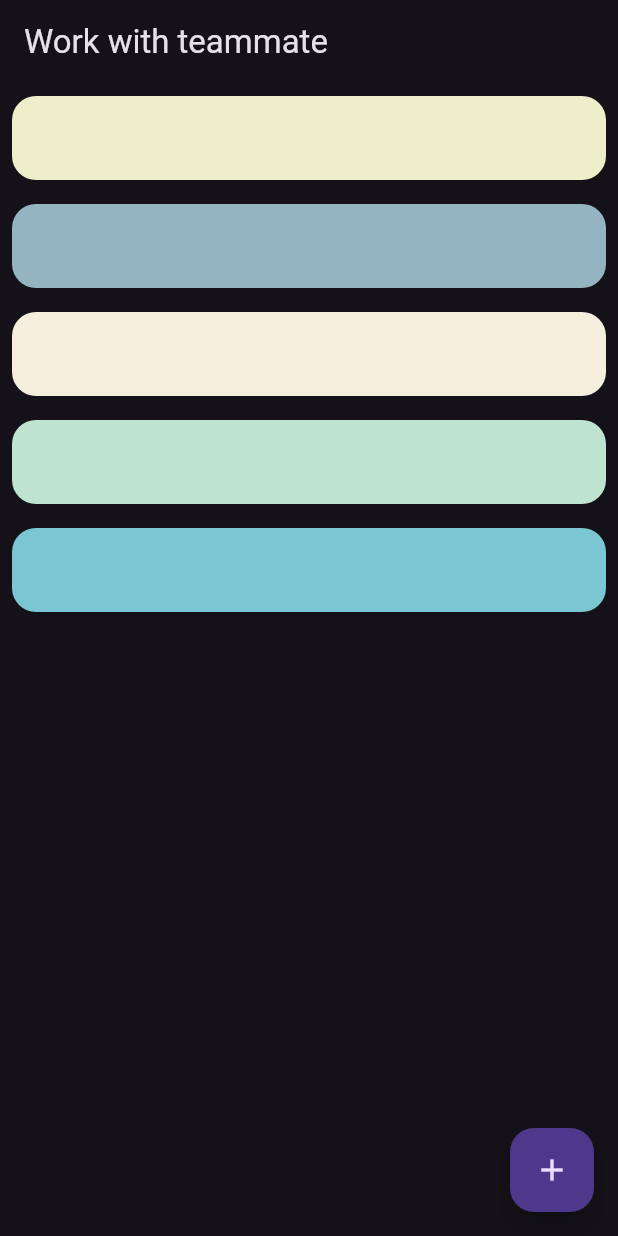
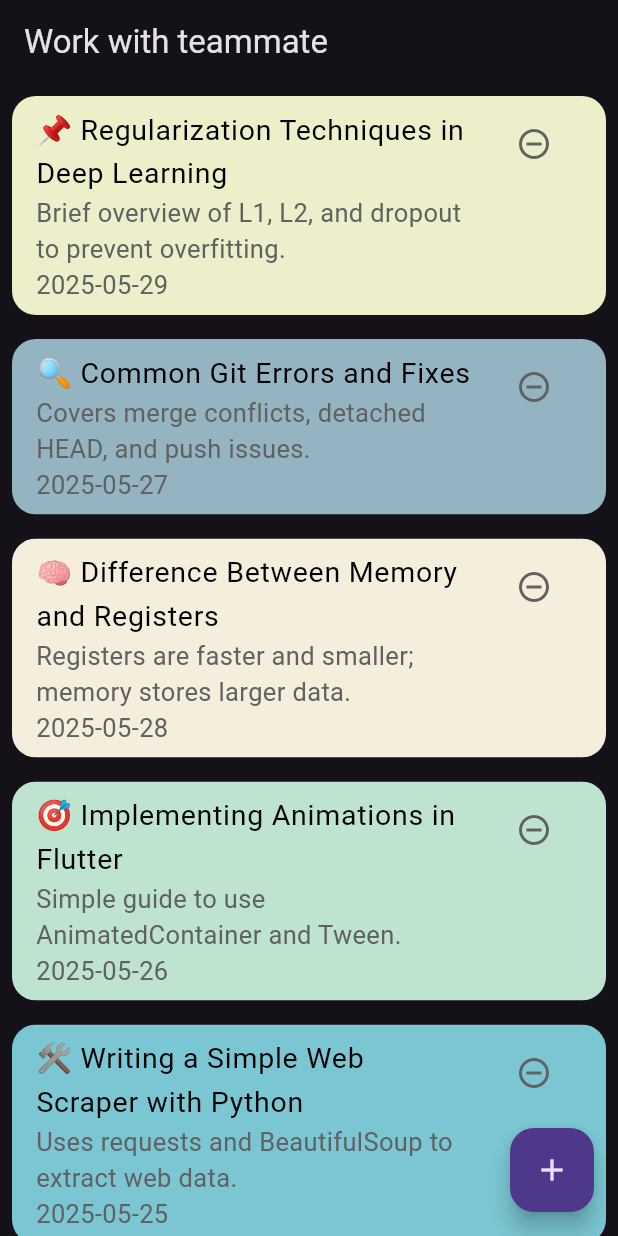
Before and after one commit to SmallLava/note_app_hw, a Flutter app: the screen it shows after launch, on a phone screen of 412 x 824 dp. Run offline on Flutter 3.47's test engine with Material 3 defaults, Android fonts, the phone set to English and light mode, and no system bars.

```diff
--- a/lib/components/note_card.dart
+++ b/lib/components/note_card.dart
@@ -1,6 +1,6 @@
 import 'package:flutter/material.dart';
 import '../constants.dart';
-// import 'package:intl/intl.dart';
+import 'package:intl/intl.dart';
 import '../model/note.dart';
 
 class NoteCard extends StatelessWidget {
@@ -25,20 +25,20 @@ class NoteCard extends StatelessWidget {
           color: color,
           child: ListTile(
             //
-            // title: Text(note.tilte, style: kTitleTextStyle),
-            // subtitle: Text(
-            //   '${note.descripion}\n${DateFormat('yyyy-MM-dd').format(note.dateTime)}',
-            //
-            //   style: kSubTitleTextStyle,
-            // ),
-            // isThreeLine: true,
-            // trailing: IconButton(
-            //   onPressed: onPressed,
-            //   icon: Icon(
-            //     Icons.remove_circle_outline_outlined,
-            //     color: Colors.grey.shade700,
-            //   ),
-            // ),
+            title: Text(note.title, style: kTitleTextStyle),
+            subtitle: Text(
+              '${note.description}\n${DateFormat('yyyy-MM-dd').format(note.dateTime)}',
+
+              style: kSubTitleTextStyle,
+            ),
+            isThreeLine: true,
+            trailing: IconButton(
+              onPressed: onPressed,
+              icon: Icon(
+                Icons.remove_circle_outline_outlined,
+                color: Colors.grey.shade700,
+              ),
+            ),
           ),
         ),
       ),
--- a/lib/service/note_service.dart
+++ b/lib/service/note_service.dart
@@ -2,7 +2,7 @@ import 'package:note_app_hw/model/note.dart';
 
 class NoteService {
   //_ -> 設private
-  final List<Note> _notes = [
+  List<Note> _notes = [
     Note(
       title: '📌 Regularization Techniques in Deep Learning',
       description:
--- a/pubspec.yaml
+++ b/pubspec.yaml
@@ -34,6 +34,7 @@ dependencies:
   # The following adds the Cupertino Icons font to your application.
   # Use with the CupertinoIcons class for iOS style icons.
   cupertino_icons: ^1.0.8
+  intl: ^0.20.2
 
 dev_dependencies:
   flutter_test:
```
Also changed, not shown: pubspec.lock.
